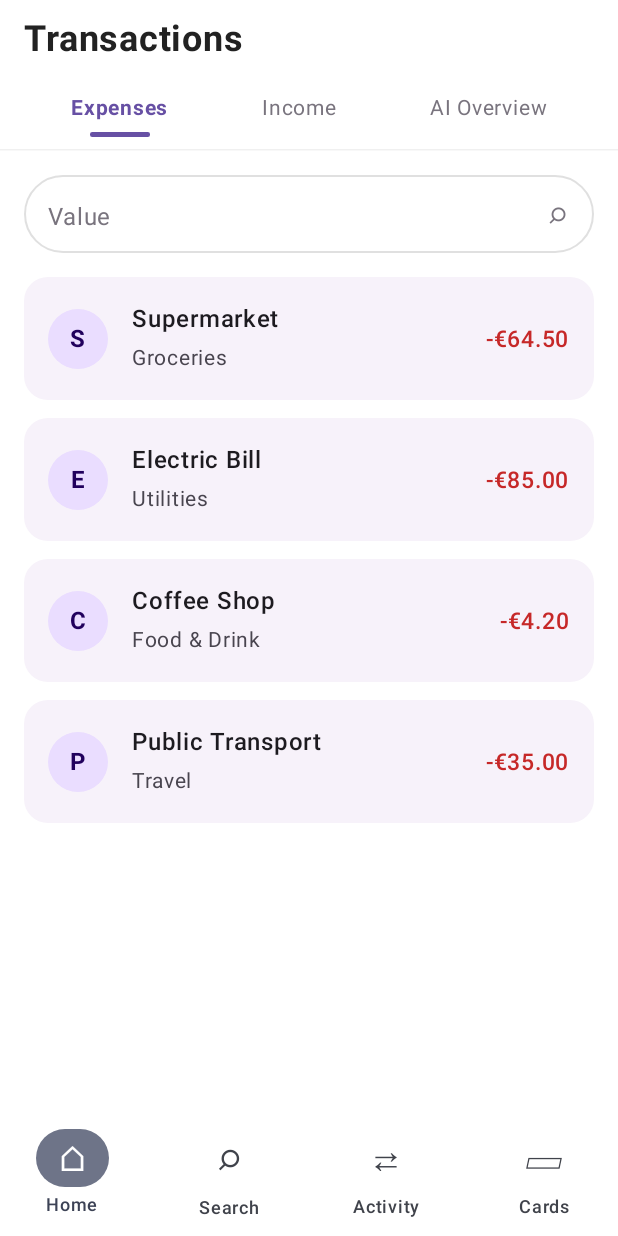
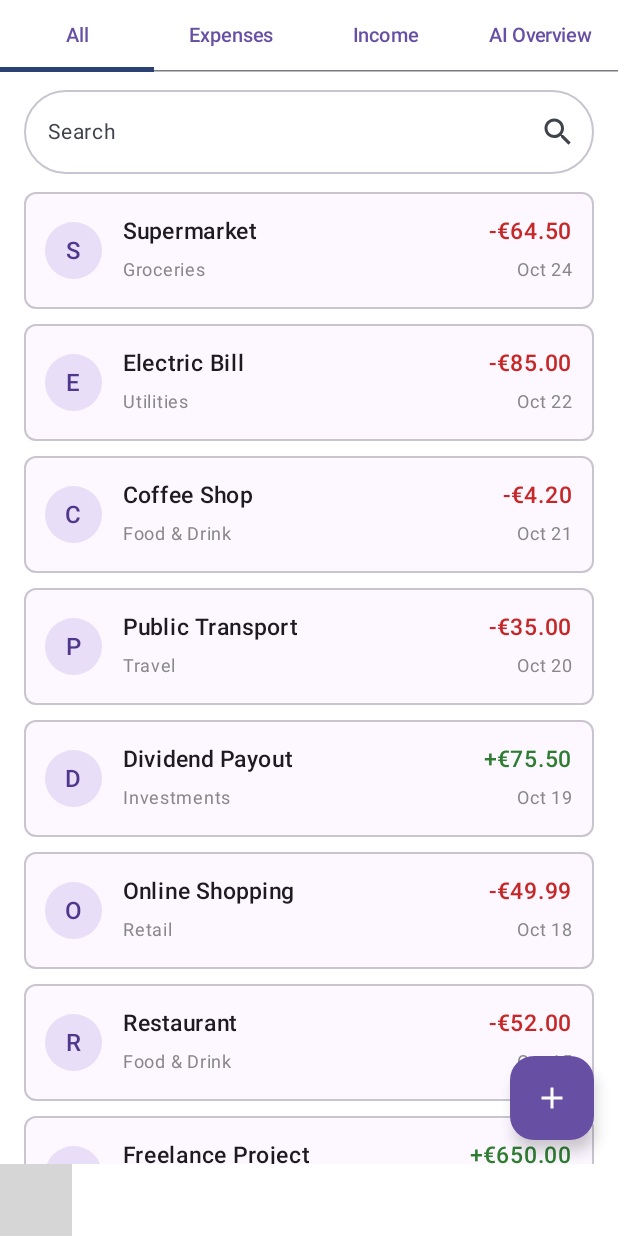
Before and after one commit to VOIDForKicks/Luma-AgileProcesses, an Android app built with Jetpack Compose: the composable TransactionsScreen shown on its own in the app's theme, on a phone screen of 412 x 824 dp. Run offline under Robolectric (Android 15) with nearby library versions, the phone set to English and light mode, and no system bars; 3 statements that could not run were skipped; grey boxes are pictures that could not be loaded.

Commit message:
Update TransactionsScreen.kt

```diff
--- a/app/src/main/java/com/example/luma_project/TransactionsScreen.kt
+++ b/app/src/main/java/com/example/luma_project/TransactionsScreen.kt
@@ -1,189 +1,188 @@
 package com.example.luma_project
 
+import androidx.compose.foundation.BorderStroke
 import androidx.compose.foundation.background
-import androidx.compose.foundation.clickable
-import androidx.compose.foundation.layout.*
+import androidx.compose.foundation.layout.Arrangement
+import androidx.compose.foundation.layout.Box
+import androidx.compose.foundation.layout.Column
+import androidx.compose.foundation.layout.PaddingValues
+import androidx.compose.foundation.layout.Row
+import androidx.compose.foundation.layout.Spacer
+import androidx.compose.foundation.layout.fillMaxSize
+import androidx.compose.foundation.layout.fillMaxWidth
+import androidx.compose.foundation.layout.height
+import androidx.compose.foundation.layout.padding
+import androidx.compose.foundation.layout.size
 import androidx.compose.foundation.lazy.LazyColumn
 import androidx.compose.foundation.lazy.items
 import androidx.compose.foundation.shape.CircleShape
 import androidx.compose.foundation.shape.RoundedCornerShape
-import androidx.compose.material3.*
-import androidx.compose.runtime.*
+import androidx.compose.material.icons.Icons
+import androidx.compose.material.icons.filled.Add
+import androidx.compose.material.icons.outlined.Search
+import androidx.compose.material3.Card
+import androidx.compose.material3.CardDefaults
+import androidx.compose.material3.FloatingActionButton
+import androidx.compose.material3.Icon
+import androidx.compose.material3.MaterialTheme
+import androidx.compose.material3.OutlinedTextField
+import androidx.compose.material3.OutlinedTextFieldDefaults
+import androidx.compose.material3.Scaffold
+import androidx.compose.material3.Tab
+import androidx.compose.material3.TabRow
+import androidx.compose.material3.Text
+import androidx.compose.runtime.Composable
+import androidx.compose.runtime.getValue
+import androidx.compose.runtime.mutableIntStateOf
+import androidx.compose.runtime.mutableStateOf
+import androidx.compose.runtime.remember
+import androidx.compose.runtime.setValue
 import androidx.compose.ui.Alignment
 import androidx.compose.ui.Modifier
-import androidx.compose.ui.draw.clip
 import androidx.compose.ui.graphics.Color
 import androidx.compose.ui.text.font.FontWeight
+import androidx.compose.ui.tooling.preview.Preview
 import androidx.compose.ui.unit.dp
 import androidx.compose.ui.unit.sp
+import java.util.Locale
 
-data class TransactionItemModel(
-    val header: String,
-    val subhead: String,
-    val amount: String = "64.50",
-    val date: String = "Oct 24, 2025",
-    val account: String = "Main Account",
-    val repeating: String = "None",
-    val type: String = "Expense" // "Expense" or "Income"
+// ---------- Model ----------
+
+data class Transaction(
+    val title: String,
+    val category: String,
+    val amount: Double,
+    val day: Int,
+    val month: String = "Oct",
+    val isIncome: Boolean,
 )
 
-@OptIn(ExperimentalMaterial3Api::class)
+// Placeholder data (same entries as the Income and Expenses screens)
+val sampleTransactions = listOf(
+    Transaction("Monthly Salary", "Employment", 3450.00, 1, isIncome = true),
+    Transaction("Freelance Project", "Side Hustle", 650.00, 12, isIncome = true),
+    Transaction("Dividend Payout", "Investments", 75.50, 19, isIncome = true),
+    Transaction("Supermarket", "Groceries", 64.50, 24, isIncome = false),
+    Transaction("Electric Bill", "Utilities", 85.00, 22, isIncome = false),
+    Transaction("Coffee Shop", "Food & Drink", 4.20, 21, isIncome = false),
+    Transaction("Public Transport", "Travel", 35.00, 20, isIncome = false),
+    Transaction("Online Shopping", "Retail", 49.99, 18, isIncome = false),
+    Transaction("Restaurant", "Food & Drink", 52.00, 15, isIncome = false),
+)
+
+// ---------- Colors ----------
+
+private val PurpleAccent = Color(0xFF6750A4)
+private val RowBackground = Color(0xFFFDF7FF)
+private val RowBorder = Color(0xFFCAC4D0)
+private val AvatarBackground = Color(0xFFE8DEF8)
+private val AvatarText = Color(0xFF4F378B)
+private val IncomeGreen = Color(0xFF2E7D32)
+private val ExpenseRed = Color(0xFFC62828)
+private val TextPrimary = Color(0xFF1D1B20)
+private val TextGrey = Color(0xFF888888)
+
+// ---------- Screen ----------
+
 @Composable
 fun TransactionsScreen(
-    onTabSelected: (String) -> Unit = {},
-    onTransactionClick: (TransactionItemModel) -> Unit = {}
+    transactions: List<Transaction> = sampleTransactions,
+    onAddClick: () -> Unit = {},
+    onNavigateToInsights: () -> Unit = {},
+    onNavigate: (String) -> Unit = {},
 ) {
-    var selectedTab by remember { mutableStateOf("Expenses") }
-    var searchQuery by remember { mutableStateOf("") }
+    val tabs = listOf("All", "Expenses", "Income", "AI Overview")
+    var selectedTab by remember { mutableIntStateOf(0) }
+    var query by remember { mutableStateOf("") }
 
-    val black = Color(0xFF222222)
-    val grey = Color(0xFF79747E)
-    val primaryPurple = Color(0xFF6750A4)
-
-    val allTransactions = listOf(
-        TransactionItemModel("Supermarket", "Groceries", "€64.50", "Oct 24", "Personal Account", "Weekly", "Expense"),
-        TransactionItemModel("Monthly Salary", "Employment", "€3,450.00", "Oct 01", "Main Account", "Monthly", "Income"),
-        TransactionItemModel("Electric Bill", "Utilities", "€85.00", "Oct 22", "Main Account", "Monthly", "Expense"),
-        TransactionItemModel("Freelance Project", "Side Hustle", "€650.00", "Oct 12", "Main Account", "None", "Income"),
-        TransactionItemModel("Coffee Shop", "Food & Drink", "€4.20", "Oct 21", "Personal Account", "None", "Expense"),
-        TransactionItemModel("Dividend Payout", "Investments", "€75.50", "Oct 19", "Main Account", "Monthly", "Income"),
-        TransactionItemModel("Public Transport", "Travel", "€35.00", "Oct 20", "Main Account", "Weekly", "Expense")
-    )
-
-    val filteredTransactions = when (selectedTab) {
-        "Expenses" -> allTransactions.filter { it.type == "Expense" && (searchQuery.isBlank() || it.header.contains(searchQuery, ignoreCase = true) || it.subhead.contains(searchQuery, ignoreCase = true)) }
-        "Income" -> allTransactions.filter { it.type == "Income" && (searchQuery.isBlank() || it.header.contains(searchQuery, ignoreCase = true) || it.subhead.contains(searchQuery, ignoreCase = true)) }
-        else -> allTransactions.filter { searchQuery.isBlank() || it.header.contains(searchQuery, ignoreCase = true) || it.subhead.contains(searchQuery, ignoreCase = true) }
+    val visible = transactions
+        .filter {
+            when (selectedTab) {
+                1 -> !it.isIncome
+                2 -> it.isIncome
+                else -> true
             }
+        }
+        .filter {
+            query.isBlank() ||
+                    it.title.contains(query, ignoreCase = true) ||
+                    it.category.contains(query, ignoreCase = true)
+        }
+        .sortedByDescending { it.day } // most recent first
 
     Scaffold(
-        topBar = {
-            Column(
-                modifier = Modifier
-                    .fillMaxWidth()
-                    .background(Color.White)
+        containerColor = Color.White,
+        bottomBar = { AppBottomBar("transactions", onNavigate) },
+        floatingActionButton = {
+            FloatingActionButton(
+                onClick = onAddClick,
+                containerColor = PurpleAccent,
+                contentColor = Color.White,
             ) {
-                // Title
-                Text(
-                    text = "Transactions",
-                    fontSize = 24.sp,
-                    fontWeight = FontWeight.Bold,
-                    color = black,
-                    modifier = Modifier.padding(horizontal = 16.dp, vertical = 12.dp)
-                )
-
-                // Tabs: Expenses, Income, AI Overview
-                Row(
-                    modifier = Modifier
-                        .fillMaxWidth()
-                        .padding(horizontal = 16.dp),
-                    horizontalArrangement = Arrangement.SpaceAround
-                ) {
-                    listOf("Expenses", "Income", "AI Overview").forEach { tab ->
-                        val isSelected = selectedTab == tab
-                        Column(
-                            horizontalAlignment = Alignment.CenterHorizontally,
-                            modifier = Modifier
-                                .clickable {
-                                    selectedTab = tab
-                                    onTabSelected(tab)
-                                }
-                                .padding(vertical = 8.dp)
-                        ) {
-                            Text(
-                                text = tab,
-                                fontSize = 14.sp,
-                                fontWeight = if (isSelected) FontWeight.Bold else FontWeight.Normal,
-                                color = if (isSelected) primaryPurple else grey
-                            )
-                            Spacer(modifier = Modifier.height(4.dp))
-                            if (isSelected) {
-                                Box(
-                                    modifier = Modifier
-                                        .width(40.dp)
-                                        .height(3.dp)
-                                        .background(primaryPurple, RoundedCornerShape(1.5.dp))
-                                )
-                            } else {
-                                Spacer(modifier = Modifier.height(3.dp))
-                            }
-                        }
-                    }
-                }
-                HorizontalDivider(color = Color.LightGray.copy(alpha = 0.3f))
+                Icon(Icons.Filled.Add, contentDescription = "Add transaction")
             }
         },
-        bottomBar = {
-            NavigationBar(
-                containerColor = Color.White
-            ) {
-                NavigationBarItem(
-                    selected = true,
-                    onClick = {},
-                    icon = { Text("⌂", fontSize = 23.sp) },
-                    label = { Text("Home") }
-                )
-                NavigationBarItem(
-                    selected = false,
-                    onClick = {},
-                    icon = { Text("⌕", fontSize = 25.sp) },
-                    label = { Text("Search") }
-                )
-                NavigationBarItem(
-                    selected = false,
-                    onClick = {},
-                    icon = { Text("⇄", fontSize = 24.sp) },
-                    label = { Text("Activity") }
-                )
-                NavigationBarItem(
-                    selected = false,
-                    onClick = {},
-                    icon = { Text("▱", fontSize = 24.sp) },
-                    label = { Text("Cards") }
-                )
-            }
-        },
-        containerColor = Color.White
     ) { innerPadding ->
         Column(
             modifier = Modifier
                 .fillMaxSize()
-                .background(Color.White)
                 .padding(innerPadding)
-                .padding(horizontal = 16.dp)
         ) {
-            Spacer(modifier = Modifier.height(16.dp))
+            // Tabs
+            TabRow(
+                selectedTabIndex = selectedTab,
+                containerColor = Color.White,
+                contentColor = PurpleAccent,
+            ) {
+                tabs.forEachIndexed { index, label ->
+                    Tab(
+                        selected = selectedTab == index,
+                        onClick = {
+                            // AI Overview opens the Insights screen
+                            if (index == 3) onNavigateToInsights() else selectedTab = index
+                        },
+                        text = { Text(label, fontSize = 13.sp) },
+                    )
+                }
+            }
 
-            // Search Bar ("Value" placeholder with search icon)
+            // Search
             OutlinedTextField(
-                value = searchQuery,
-                onValueChange = { searchQuery = it },
-                placeholder = { Text("Value", color = grey) },
-                trailingIcon = {
-                    Text(text = "⌕", fontSize = 20.sp, color = grey)
-                },
-                shape = RoundedCornerShape(28.dp),
+                value = query,
+                onValueChange = { query = it },
+                placeholder = { Text("Search", fontSize = 14.sp) },
+                trailingIcon = { Icon(Icons.Outlined.Search, contentDescription = "Search") },
+                singleLine = true,
+                shape = RoundedCornerShape(50),
                 colors = OutlinedTextFieldDefaults.colors(
-                    focusedBorderColor = Color.LightGray,
-                    unfocusedBorderColor = Color.LightGray.copy(alpha = 0.6f),
-                    focusedContainerColor = Color.White,
-                    unfocusedContainerColor = Color.White
+                    focusedBorderColor = PurpleAccent,
+                    unfocusedBorderColor = RowBorder,
                 ),
                 modifier = Modifier
                     .fillMaxWidth()
-                    .height(52.dp),
-                singleLine = true
+                    .padding(horizontal = 16.dp, vertical = 12.dp),
             )
 
-            Spacer(modifier = Modifier.height(16.dp))
-
-            // Transaction Cards List
+            if (visible.isEmpty()) {
+                Box(
+                    modifier = Modifier.fillMaxSize(),
+                    contentAlignment = Alignment.TopCenter,
+                ) {
+                    Text(
+                        text = "No transactions found",
+                        color = TextGrey,
+                        modifier = Modifier.padding(top = 32.dp),
+                    )
+                }
+            } else {
                 LazyColumn(
-                verticalArrangement = Arrangement.spacedBy(12.dp),
-                modifier = Modifier.fillMaxSize()
+                    modifier = Modifier.fillMaxSize(),
+                    contentPadding = PaddingValues(start = 16.dp, end = 16.dp, bottom = 88.dp),
+                    verticalArrangement = Arrangement.spacedBy(10.dp),
                 ) {
-                items(filteredTransactions) { tx ->
-                    TransactionCardItem(tx, onClick = { onTransactionClick(tx) })
+                    items(visible) { transaction ->
+                        TransactionRow(transaction)
+                    }
                 }
             }
         }
@@ -191,71 +190,77 @@ fun TransactionsScreen(
 }
 
 @Composable
-fun TransactionCardItem(item: TransactionItemModel, onClick: () -> Unit) {
-    val black = Color(0xFF1D1B20)
-    val grey = Color(0xFF49454F)
-    val cardBackground = Color(0xFFF7F2FA)
-    val avatarBackground = Color(0xFFEADDFF)
-    val avatarText = Color(0xFF21005D)
+private fun TransactionRow(transaction: Transaction) {
+    val amountColor = if (transaction.isIncome) IncomeGreen else ExpenseRed
+    val sign = if (transaction.isIncome) "+" else "-"
 
     Card(
-        modifier = Modifier
-            .fillMaxWidth()
-            .clickable(onClick = onClick),
-        colors = CardDefaults.cardColors(containerColor = cardBackground),
-        shape = RoundedCornerShape(16.dp)
+        modifier = Modifier.fillMaxWidth(),
+        shape = RoundedCornerShape(8.dp),
+        colors = CardDefaults.cardColors(containerColor = RowBackground),
+        border = BorderStroke(1.dp, RowBorder),
     ) {
         Row(
             modifier = Modifier
                 .fillMaxWidth()
-                .padding(16.dp),
-            horizontalArrangement = Arrangement.SpaceBetween,
-            verticalAlignment = Alignment.CenterVertically
+                .padding(horizontal = 14.dp, vertical = 14.dp),
+            verticalAlignment = Alignment.CenterVertically,
         ) {
-            Row(
-                verticalAlignment = Alignment.CenterVertically,
-                horizontalArrangement = Arrangement.spacedBy(16.dp)
-            ) {
-                // Circular Avatar with first letter of header
+            // Avatar with first letter
             Box(
                 modifier = Modifier
-                        .size(40.dp)
-                        .clip(CircleShape)
-                        .background(avatarBackground),
-                    contentAlignment = Alignment.Center
+                    .size(38.dp)
+                    .background(AvatarBackground, CircleShape),
+                contentAlignment = Alignment.Center,
             ) {
                 Text(
-                        text = item.header.take(1),
-                        fontSize = 16.sp,
-                        fontWeight = FontWeight.Bold,
-                        color = avatarText
+                    text = transaction.title.firstOrNull()?.uppercase() ?: "",
+                    color = AvatarText,
+                    fontWeight = FontWeight.Medium,
                 )
             }
 
-                // Header & Subhead
-                Column {
+            Column(
+                modifier = Modifier
+                    .weight(1f)
+                    .padding(start = 14.dp)
+            ) {
                 Text(
-                        text = item.header,
-                        fontSize = 16.sp,
-                        fontWeight = FontWeight.Medium,
-                        color = black
+                    text = transaction.title,
+                    fontSize = 15.sp,
+                    fontWeight = FontWeight.SemiBold,
+                    color = TextPrimary,
                 )
-                    Spacer(modifier = Modifier.height(2.dp))
+                Spacer(Modifier.height(2.dp))
                 Text(
-                        text = item.subhead,
-                        fontSize = 14.sp,
-                        color = grey
+                    text = transaction.category,
+                    fontSize = 12.sp,
+                    color = TextGrey,
                 )
             }
-            }
 
-            // Amount instead of 3 symbols
+            Column(horizontalAlignment = Alignment.End) {
                 Text(
-                text = if (item.type == "Income") "+${item.amount}" else "-${item.amount}",
+                    text = sign + String.format(Locale.US, "€%,.2f", transaction.amount),
                     fontSize = 15.sp,
                     fontWeight = FontWeight.SemiBold,
-                color = if (item.type == "Income") Color(0xFF2E7D32) else Color(0xFFC62828)
+                    color = amountColor,
+                )
+                Spacer(Modifier.height(2.dp))
+                Text(
+                    text = "${transaction.month} ${"%02d".format(transaction.day)}",
+                    fontSize = 12.sp,
+                    color = TextGrey,
                 )
             }
         }
     }
+}
+
+// ---------- Preview ----------
+
+@Preview(showBackground = true)
+@Composable
+private fun TransactionsScreenPreview() {
+    MaterialTheme { TransactionsScreen() }
+}
```
Lines whose indentation alone changed are shown as unchanged.
